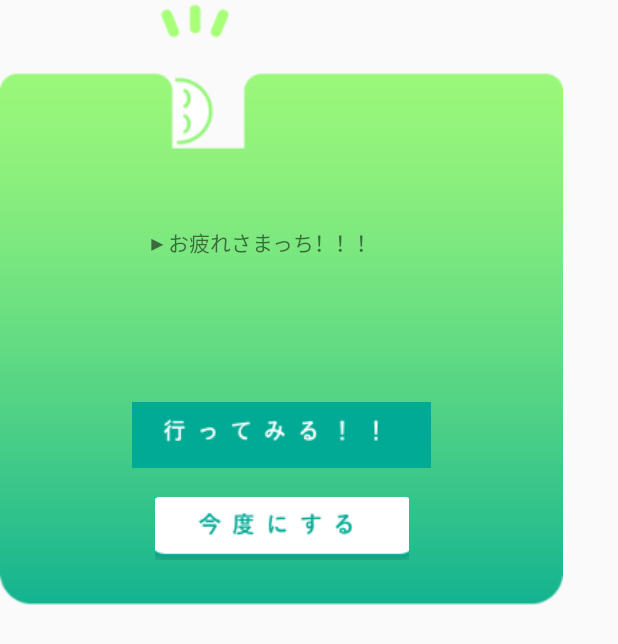
After one commit to 2019-miraikeitai-org/ap2_sukima_Android, an Android app: the layout dialog.xml on its own in the app's theme, with its tools: preview values and no code run, on a phone screen of 412 x 824 dp. The commit adds this screen. Shown: the top 644 px of the screen. Run offline under Robolectric (Android 15) with nearby library versions, the phone set to English and light mode, and no system bars.

Commit message:
popup画面実装

```diff
--- a/app/src/debug/res/values/google_maps_api.xml
+++ b/app/src/debug/res/values/google_maps_api.xml
@@ -20,5 +20,5 @@
     Once you have your key (it starts with "AIza"), replace the "google_maps_key"
     string in this file.
     -->
-    <string name="google_maps_key" templateMergeStrategy="preserve" translatable="false">AIzaSyC14gKOXgCWdYZdavSdag6z9Qkr5Ylg9cw</string>
+    <string name="google_maps_key" templateMergeStrategy="preserve" translatable="false">AIzaSyAfWtPgHE9laRceRKHdMwc-EHBT-9H6fsA</string>
 </resources>
--- a/app/src/main/AndroidManifest.xml
+++ b/app/src/main/AndroidManifest.xml
@@ -38,7 +38,7 @@
         -->
         <meta-data
             android:name="com.google.android.geo.API_KEY"
-            android:value="@string/google_maps_key" />
+            android:value="AIzaSyAfWtPgHE9laRceRKHdMwc-EHBT-9H6fsA" />
 
         <activity
             android:name=".MainActivity"
--- /dev/null
+++ b/app/src/main/res/layout/dialog.xml
@@ -0,0 +1,62 @@
+<androidx.constraintlayout.widget.ConstraintLayout
+    xmlns:android="http://schemas.android.com/apk/res/android"
+    xmlns:app="http://schemas.android.com/apk/res-auto"
+    xmlns:tools="http://schemas.android.com/tools"
+    android:orientation="vertical"
+    android:layout_width="wrap_content"
+    android:layout_height="wrap_content"
+
+    android:background="@null"
+    >
+
+    <ImageView
+        android:id="@+id/imageView2"
+        android:layout_width="match_parent"
+        android:layout_height="match_parent"
+        android:background="@null"
+        android:contentDescription="@string/app_name"
+        android:scaleType="center"
+        android:src="@drawable/boukennsiyo"
+        tools:layout_editor_absoluteX="0dp"
+        tools:layout_editor_absoluteY="0dp" />
+
+    <ImageButton
+        android:id="@+id/iku"
+        android:layout_width="199dp"
+        android:layout_height="44dp"
+        android:layout_marginTop="268dp"
+        android:scaleType="center"
+        android:onClick="ikuyo"
+        app:layout_constraintEnd_toEndOf="@+id/imageView2"
+        app:layout_constraintStart_toStartOf="@+id/imageView2"
+        app:layout_constraintTop_toTopOf="parent"
+        app:srcCompat="@drawable/iku" />
+
+    <ImageButton
+        android:id="@+id/mata"
+        android:layout_width="169dp"
+        android:layout_height="42dp"
+        android:layout_marginTop="19dp"
+        android:scaleType="center"
+        android:onClick="mata"
+        app:layout_constraintBottom_toBottomOf="@+id/imageView2"
+        app:layout_constraintEnd_toEndOf="parent"
+        app:layout_constraintStart_toStartOf="parent"
+        app:layout_constraintTop_toBottomOf="@+id/iku"
+        app:layout_constraintVertical_bias="0.0"
+        app:srcCompat="@drawable/mata" />
+
+    <TextView
+        android:id="@+id/textView"
+        android:layout_width="wrap_content"
+        android:layout_height="wrap_content"
+        android:text="▶︎お疲れさまっち！！！"
+        android:scaleType="center"
+        app:layout_constraintBottom_toTopOf="@+id/iku"
+        app:layout_constraintEnd_toEndOf="parent"
+        app:layout_constraintHorizontal_bias="0.444"
+        app:layout_constraintStart_toStartOf="parent"
+        app:layout_constraintTop_toTopOf="parent"
+        app:layout_constraintVertical_bias="0.61" />
+
+</androidx.constraintlayout.widget.ConstraintLayout>
```
Also changed, not shown: app/src/main/java/com/example/sukima_android/MapsActivity.kt (+30 -17 lines), app/src/main/res/drawable/boukennsiyo.png (added), app/src/main/res/drawable/iku.png (added), app/src/main/res/drawable/mata.png (added), app/src/main/res/drawable/otukare.png (added).
